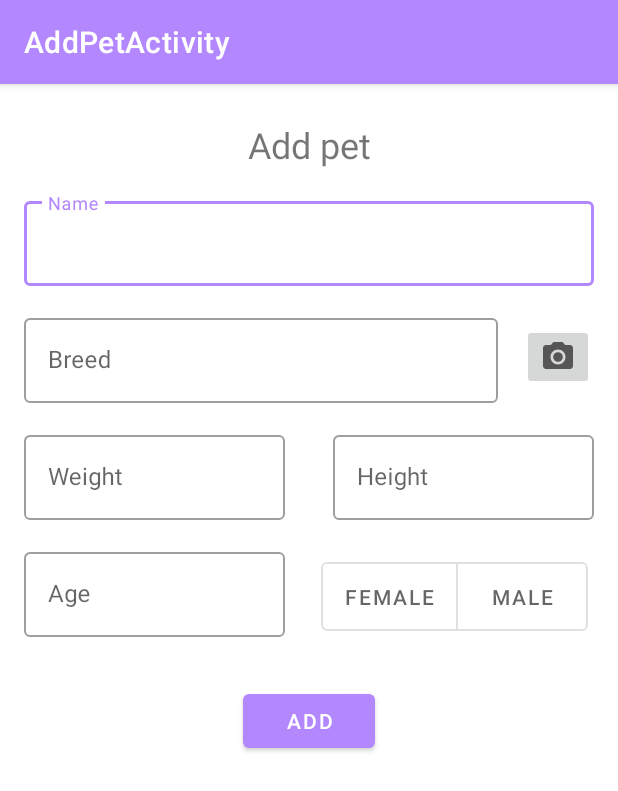
After one commit to ZeleDavid/Dragonhack2021, an Android app: the AddPetActivity screen opened directly, with no data from a screen before it, on a phone screen of 412 x 824 dp. The commit adds this screen. Shown: the top 791 px of the screen. Run offline under Robolectric (Android 15) with nearby library versions, the phone set to English and light mode, and no system bars; our stand-ins replace navigation-ui.

Commit message:
feat: added add pet screen

```diff
--- a/PetPal/app/build.gradle
+++ b/PetPal/app/build.gradle
@@ -43,10 +43,13 @@ dependencies {
     implementation 'androidx.lifecycle:lifecycle-extensions:2.2.0'
     implementation 'androidx.navigation:navigation-fragment-ktx:2.3.5'
     implementation 'androidx.navigation:navigation-ui-ktx:2.3.5'
-    implementation 'com.android.support:recyclerview-v7:28.0.0'
+    implementation 'androidx.wear:wear:1.0.0'
     testImplementation 'junit:junit:4.12'
     androidTestImplementation 'androidx.test.ext:junit:1.1.2'
     androidTestImplementation 'androidx.test.espresso:espresso-core:3.3.0'
     implementation 'com.yarolegovich:discrete-scrollview:1.5.1'
+    implementation 'com.google.android.material:material:1.2.1'
+    implementation 'com.squareup.retrofit2:retrofit:2.1.0'
+    implementation 'com.squareup.retrofit2:converter-gson:2.1.0'
 
 }
--- a/PetPal/app/src/main/AndroidManifest.xml
+++ b/PetPal/app/src/main/AndroidManifest.xml
@@ -9,6 +9,10 @@
         android:roundIcon="@mipmap/ic_launcher_round"
         android:supportsRtl="true"
         android:theme="@style/AppTheme">
+
+        <activity
+            android:name=".ui.activity.AddPetActivity"
+            android:label="@string/title_activity_add_pet"></activity>
         <activity
             android:name=".ui.activity.MainActivity"
             android:label="@string/app_name">
--- /dev/null
+++ b/PetPal/app/src/main/java/si/dragonhack/petpal/ui/activity/AddPetActivity.kt
@@ -0,0 +1,42 @@
+package si.dragonhack.petpal.ui.activity
+
+import android.content.Context
+import android.os.Bundle
+import android.util.AttributeSet
+import android.util.Log
+import android.view.View
+import android.widget.ArrayAdapter
+import android.widget.AutoCompleteTextView
+import com.google.android.material.bottomnavigation.BottomNavigationView
+import androidx.appcompat.app.AppCompatActivity
+import androidx.core.content.ContentProviderCompat.requireContext
+import androidx.navigation.findNavController
+import androidx.navigation.ui.AppBarConfiguration
+import androidx.navigation.ui.setupActionBarWithNavController
+import androidx.navigation.ui.setupWithNavController
+import kotlinx.android.synthetic.main.activity_add_pet.*
+import si.dragonhack.petpal.R
+
+class AddPetActivity : AppCompatActivity() {
+
+    override fun onCreate(savedInstanceState: Bundle?) {
+        super.onCreate(savedInstanceState)
+        setContentView(R.layout.activity_add_pet)
+
+        sex_toggle.setSingleSelection(true)
+        sex_toggle.addOnButtonCheckedListener { toggleButton, checkedId, isChecked ->
+            if(checkedId == R.id.female_button){
+                Log.i("SEX", "female")
+            }
+            else{
+                Log.i("SEX", "male")
+            }
+        }
+        add_pet_button.setOnClickListener {
+            addPet()
+        }
+    }
+    fun addPet(){
+
+    }
+}
--- a/PetPal/app/src/main/java/si/dragonhack/petpal/ui/fragment/HomeFragment.kt
+++ b/PetPal/app/src/main/java/si/dragonhack/petpal/ui/fragment/HomeFragment.kt
@@ -1,5 +1,6 @@
 package si.dragonhack.petpal.ui.fragment
 
+import android.content.Intent
 import android.os.Bundle
 import android.util.Log
 import android.view.LayoutInflater
@@ -18,6 +19,7 @@ import si.dragonhack.petpal.R
 import si.dragonhack.petpal.data.models.Pet
 import si.dragonhack.petpal.data.viewmodel.HomeViewModel
 import si.dragonhack.petpal.data.viewmodel.YourPetViewmodel
+import si.dragonhack.petpal.ui.activity.AddPetActivity
 import si.dragonhack.petpal.ui.adapter.OnItemChangedListener
 import si.dragonhack.petpal.ui.adapter.YourPetDataAdapter
 import si.dragonhack.petpal.ui.adapter.YourPetDataViewHolder
@@ -48,6 +50,10 @@ class HomeFragment : Fragment(), DiscreteScrollView.OnItemChangedListener<YourPe
         yourPetViewModel.getSelectedPet().observe(viewLifecycleOwner, Observer {
             updateYourPetInfo(it)
         })
+        add_pet_button.setOnClickListener {
+            val intent = Intent(this.context, AddPetActivity::class.java)
+            startActivity(intent)
+        }
     }
 
     private fun updateYourPetInfo(pet: Pet?) {
--- /dev/null
+++ b/PetPal/app/src/main/res/drawable/ic_add.xml
@@ -0,0 +1,10 @@
+<vector xmlns:android="http://schemas.android.com/apk/res/android"
+    android:width="24dp"
+    android:height="24dp"
+    android:viewportWidth="24"
+    android:viewportHeight="24"
+    android:tint="?attr/colorControlNormal">
+  <path
+      android:fillColor="@android:color/white"
+      android:pathData="M19,13h-6v6h-2v-6H5v-2h6V5h2v6h6v2z"/>
+</vector>
--- /dev/null
+++ b/PetPal/app/src/main/res/drawable/ic_camera.xml
@@ -0,0 +1,13 @@
+<vector xmlns:android="http://schemas.android.com/apk/res/android"
+    android:width="24dp"
+    android:height="24dp"
+    android:viewportWidth="24"
+    android:viewportHeight="24"
+    android:tint="?attr/colorControlNormal">
+  <path
+      android:fillColor="@android:color/white"
+      android:pathData="M12,12m-3.2,0a3.2,3.2 0,1 1,6.4 0a3.2,3.2 0,1 1,-6.4 0"/>
+  <path
+      android:fillColor="@android:color/white"
+      android:pathData="M9,2L7.17,4L4,4c-1.1,0 -2,0.9 -2,2v12c0,1.1 0.9,2 2,2h16c1.1,0 2,-0.9 2,-2L22,6c0,-1.1 -0.9,-2 -2,-2h-3.17L15,2L9,2zM12,17c-2.76,0 -5,-2.24 -5,-5s2.24,-5 5,-5 5,2.24 5,5 -2.24,5 -5,5z"/>
+</vector>
--- a/PetPal/app/src/main/res/drawable/rounded_corners.xml
+++ b/PetPal/app/src/main/res/drawable/rounded_corners.xml
@@ -1,6 +1,6 @@
 <?xml version="1.0" encoding="UTF-8"?>
 <shape xmlns:android="http://schemas.android.com/apk/res/android">
-    <solid android:color="#B388FF"/>
+    <solid android:color="@color/colorPrimary"/>
     <corners android:bottomLeftRadius="120dp"/>
     <padding android:left="0dp" android:top="0dp" android:right="0dp" android:bottom="0dp" />
 </shape>
--- /dev/null
+++ b/PetPal/app/src/main/res/layout/activity_add_pet.xml
@@ -0,0 +1,185 @@
+<?xml version="1.0" encoding="utf-8"?>
+<androidx.constraintlayout.widget.ConstraintLayout xmlns:android="http://schemas.android.com/apk/res/android"
+    xmlns:app="http://schemas.android.com/apk/res-auto"
+    xmlns:tools="http://schemas.android.com/tools"
+    android:id="@+id/container"
+    android:layout_width="match_parent"
+    android:layout_height="match_parent">
+
+    <TextView
+        android:id="@+id/textView"
+        android:layout_width="wrap_content"
+        android:layout_height="wrap_content"
+        android:layout_marginTop="24dp"
+        android:text="Add pet"
+        android:textSize="24sp"
+        app:layout_constraintEnd_toEndOf="parent"
+        app:layout_constraintStart_toStartOf="parent"
+        app:layout_constraintTop_toTopOf="parent" />
+
+    <com.google.android.material.textfield.TextInputLayout
+        android:id="@+id/outlinedTextField"
+        style="@style/Widget.MaterialComponents.TextInputLayout.OutlinedBox"
+        android:layout_width="match_parent"
+        android:layout_height="wrap_content"
+        android:layout_marginStart="16dp"
+        android:layout_marginTop="16dp"
+        android:layout_marginEnd="16dp"
+        android:hint="Name"
+        app:layout_constraintEnd_toEndOf="parent"
+        app:layout_constraintStart_toStartOf="parent"
+        app:layout_constraintTop_toBottomOf="@+id/textView">
+
+        <com.google.android.material.textfield.TextInputEditText
+            android:layout_width="match_parent"
+            android:layout_height="wrap_content" />
+
+    </com.google.android.material.textfield.TextInputLayout>
+
+    <com.google.android.material.textfield.TextInputLayout
+    android:id="@+id/outlinedTextField2"
+    style="@style/Widget.MaterialComponents.TextInputLayout.OutlinedBox"
+    android:layout_width="0dp"
+    android:layout_height="wrap_content"
+    android:layout_marginStart="16dp"
+    android:layout_marginTop="16dp"
+    android:layout_marginEnd="16dp"
+    android:hint="Breed"
+    app:layout_constraintEnd_toStartOf="@+id/imageButton"
+    app:layout_constraintStart_toStartOf="parent"
+    app:layout_constraintTop_toBottomOf="@+id/outlinedTextField">
+
+        <com.google.android.material.textfield.TextInputEditText
+            app:suffixText="kg"
+            android:layout_width="match_parent"
+            android:layout_height="wrap_content" />
+
+    </com.google.android.material.textfield.TextInputLayout>
+
+    <ImageButton
+        android:id="@+id/imageButton"
+        android:layout_width="wrap_content"
+        android:layout_height="wrap_content"
+        android:layout_marginEnd="16dp"
+        android:src="@drawable/ic_camera"
+        app:layout_constraintBottom_toBottomOf="@+id/outlinedTextField2"
+        app:layout_constraintEnd_toEndOf="parent"
+        app:layout_constraintTop_toTopOf="@+id/outlinedTextField2" />
+
+    <LinearLayout
+        android:id="@+id/linearLayout1"
+        android:layout_width="0dp"
+        android:layout_height="wrap_content"
+        android:layout_marginTop="16dp"
+        android:layout_marginEnd="16dp"
+        android:gravity="center_vertical"
+        android:orientation="horizontal"
+        android:weightSum="1"
+        app:layout_constraintEnd_toEndOf="parent"
+        app:layout_constraintStart_toStartOf="parent"
+        app:layout_constraintTop_toBottomOf="@+id/linearLayout">
+
+        <com.google.android.material.textfield.TextInputLayout
+            android:id="@+id/outlinedTextField31"
+            style="@style/Widget.MaterialComponents.TextInputLayout.OutlinedBox"
+            android:layout_width="0dp"
+            android:layout_height="wrap_content"
+            android:layout_marginStart="16dp"
+            android:layout_weight="0.5"
+            android:baselineAligned="false"
+            android:gravity="center_vertical"
+            android:hint="Age"
+            android:paddingEnd="24px"
+            app:suffixText="kg">
+
+            <com.google.android.material.textfield.TextInputEditText
+                android:layout_width="match_parent"
+                android:layout_height="match_parent" />
+
+        </com.google.android.material.textfield.TextInputLayout>
+
+        <com.google.android.material.button.MaterialButtonToggleGroup
+            android:id="@+id/sex_toggle"
+            android:layout_width="0dp"
+            android:layout_height="match_parent"
+            android:layout_marginTop="4dp"
+            android:layout_weight="0.5"
+            android:paddingStart="8dp"
+            app:checkedButton="@id/female_button"
+            app:selectionRequired="true">
+
+            <Button
+                android:id="@+id/female_button"
+                style="?attr/materialButtonOutlinedStyle"
+                android:layout_width="wrap_content"
+                android:layout_height="match_parent"
+                android:text="Female" />
+
+            <Button
+                android:id="@+id/male_button"
+                style="?attr/materialButtonOutlinedStyle"
+                android:layout_width="wrap_content"
+                android:layout_height="match_parent"
+                android:text="Male" />
+        </com.google.android.material.button.MaterialButtonToggleGroup>
+
+    </LinearLayout>
+
+    <LinearLayout
+        android:id="@+id/linearLayout"
+        android:layout_width="0dp"
+        android:layout_height="wrap_content"
+        android:layout_marginTop="16dp"
+        android:orientation="horizontal"
+        android:weightSum="1"
+        app:layout_constraintEnd_toEndOf="parent"
+        app:layout_constraintStart_toStartOf="parent"
+        app:layout_constraintTop_toBottomOf="@+id/outlinedTextField2">
+
+        <com.google.android.material.textfield.TextInputLayout
+            android:id="@+id/outlinedTextField3"
+            style="@style/Widget.MaterialComponents.TextInputLayout.OutlinedBox"
+            android:layout_width="0dp"
+            android:layout_height="wrap_content"
+            android:layout_marginStart="16dp"
+            android:layout_weight="0.5"
+            android:hint="Weight"
+            android:paddingEnd="24px"
+            app:suffixText="kg">
+
+            <com.google.android.material.textfield.TextInputEditText
+                android:layout_width="match_parent"
+                android:layout_height="wrap_content" />
+
+        </com.google.android.material.textfield.TextInputLayout>
+
+        <com.google.android.material.textfield.TextInputLayout
+            android:id="@+id/outlinedTextField4"
+            style="@style/Widget.MaterialComponents.TextInputLayout.OutlinedBox"
+            android:layout_width="0dp"
+            android:layout_height="wrap_content"
+            android:layout_marginEnd="16dp"
+            android:layout_weight="0.5"
+            android:hint="Height"
+            android:paddingStart="24px"
+            app:suffixText="cm">
+
+            <com.google.android.material.textfield.TextInputEditText
+                android:layout_width="match_parent"
+                android:layout_height="wrap_content" />
+
+        </com.google.android.material.textfield.TextInputLayout>
+
+    </LinearLayout>
+
+    <Button
+        android:id="@+id/add_pet_button"
+        android:layout_width="wrap_content"
+        android:layout_height="wrap_content"
+        android:layout_marginTop="32dp"
+        android:text="add"
+        app:layout_constraintEnd_toEndOf="parent"
+        app:layout_constraintStart_toStartOf="parent"
+        app:layout_constraintTop_toBottomOf="@+id/linearLayout1" />
+
+</androidx.constraintlayout.widget.ConstraintLayout>
--- a/PetPal/app/src/main/res/layout/fragment_home.xml
+++ b/PetPal/app/src/main/res/layout/fragment_home.xml
@@ -5,6 +5,19 @@
     android:layout_width="match_parent"
     android:layout_height="match_parent"
     tools:context=".ui.fragment.HomeFragment">
+
+    <com.google.android.material.floatingactionbutton.FloatingActionButton
+        android:id="@+id/add_pet_button"
+        android:layout_width="wrap_content"
+        android:layout_height="wrap_content"
+        android:layout_marginEnd="24dp"
+        android:layout_marginBottom="24dp"
+        android:clickable="true"
+        android:src="@drawable/ic_add"
+        android:tint="#FFFFFF"
+        app:fabSize="auto"
+        app:layout_constraintBottom_toBottomOf="parent"
+        app:layout_constraintEnd_toEndOf="parent" />
 
     <androidx.constraintlayout.widget.ConstraintLayout
         android:id="@+id/constraintLayout"
@@ -37,14 +50,12 @@
 
         <LinearLayout
             android:layout_width="0dp"
-            android:layout_height="0dp"
+            android:layout_height="wrap_content"
             android:layout_marginStart="24dp"
             android:layout_marginTop="24dp"
             android:layout_marginEnd="24dp"
-            android:layout_marginBottom="24dp"
             android:divider="@drawable/divider"
             android:orientation="vertical"
-            app:layout_constraintBottom_toBottomOf="parent"
             app:layout_constraintEnd_toEndOf="parent"
             app:layout_constraintStart_toStartOf="parent"
             app:layout_constraintTop_toTopOf="parent">
@@ -224,6 +235,7 @@
             </androidx.constraintlayout.widget.ConstraintLayout>
 
         </LinearLayout>
+
     </androidx.constraintlayout.widget.ConstraintLayout>
 
 </androidx.constraintlayout.widget.ConstraintLayout>
--- /dev/null
+++ b/PetPal/app/src/main/res/layout/list_item.xml
@@ -0,0 +1,18 @@
+<?xml version="1.0" encoding="utf-8"?>
+<androidx.constraintlayout.widget.ConstraintLayout
+    xmlns:android="http://schemas.android.com/apk/res/android"
+    xmlns:app="http://schemas.android.com/apk/res-auto"
+    android:layout_width="match_parent"
+    android:layout_height="match_parent">
+
+    <TextView
+        android:layout_width="0dp"
+        android:layout_height="wrap_content"
+        android:ellipsize="end"
+        android:maxLines="1"
+        android:padding="16dp"
+        android:textAppearance="?attr/textAppearanceSubtitle1"
+        app:layout_constraintEnd_toEndOf="parent"
+        app:layout_constraintStart_toStartOf="parent"
+        app:layout_constraintTop_toTopOf="parent" />
+</androidx.constraintlayout.widget.ConstraintLayout>
--- a/PetPal/app/src/main/res/layout/your_pet_list_item.xml
+++ b/PetPal/app/src/main/res/layout/your_pet_list_item.xml
@@ -49,6 +49,7 @@
                     android:layout_height="wrap_content"
                     android:layout_marginStart="24dp"
                     android:layout_marginTop="24dp"
+                    android:shadowColor="#393939"
                     android:text="Miki"
                     android:textColor="#171616"
                     android:textSize="36sp"
--- /dev/null
+++ b/PetPal/app/src/main/res/menu/sex_menu.xml
@@ -0,0 +1,7 @@
+<?xml version="1.0" encoding="utf-8"?>
+<menu xmlns:android="http://schemas.android.com/apk/res/android">
+    <item android:id="@+id/option_1"
+        android:title="Male" />
+    <item android:id="@+id/option_2"
+        android:title="Female" />
+</menu>
--- /dev/null
+++ b/PetPal/app/src/main/res/values-round/strings.xml
@@ -0,0 +1,3 @@
+<resources>
+    <string name="hello_world">Hello Round World!</string>
+</resources>
--- a/PetPal/app/src/main/res/values/colors.xml
+++ b/PetPal/app/src/main/res/values/colors.xml
@@ -1,6 +1,6 @@
 <?xml version="1.0" encoding="utf-8"?>
 <resources>
-    <color name="colorPrimary">#6200EE</color>
-    <color name="colorPrimaryDark">#3700B3</color>
-    <color name="colorAccent">#03DAC5</color>
+    <color name="colorPrimary">#B388FF</color>
+    <color name="colorPrimaryDark">#8565BF</color>
+    <color name="colorAccent">#FF8A80</color>
 </resources>
--- a/PetPal/app/src/main/res/values/dimens.xml
+++ b/PetPal/app/src/main/res/values/dimens.xml
@@ -2,4 +2,16 @@
     <!-- Default screen margins, per the Android Design guidelines. -->
     <dimen name="activity_horizontal_margin">16dp</dimen>
     <dimen name="activity_vertical_margin">16dp</dimen>
+    <!--
+    Because the window insets on round devices are larger than 15dp, this padding only applies
+    to square screens.
+    -->
+    <dimen name="box_inset_layout_padding">0dp</dimen>
+
+    <!--
+    This padding applies to both square and round screens. The total padding between the buttons
+    and the window insets is box_inset_layout_padding (above variable) on square screens and
+    inner_frame_layout_padding (below variable) on round screens.
+    -->
+    <dimen name="inner_frame_layout_padding">5dp</dimen>
 </resources>
--- a/PetPal/app/src/main/res/values/strings.xml
+++ b/PetPal/app/src/main/res/values/strings.xml
@@ -3,4 +3,10 @@
     <string name="title_home">Home</string>
     <string name="title_dashboard">Dashboard</string>
     <string name="title_notifications">Notifications</string>
+    <string name="title_activity_add_pet">AddPetActivity</string>
+    <!--
+    This string is used for square devices and overridden by hello_world in
+    values-round/strings.xml for round devices.
+    -->
+    <string name="hello_world">Hello Square World!</string>
 </resources>
--- a/PetPal/app/src/main/res/values/styles.xml
+++ b/PetPal/app/src/main/res/values/styles.xml
@@ -1,10 +1,11 @@
 <resources>
     <!-- Base application theme. -->
-    <style name="AppTheme" parent="Theme.AppCompat.Light.DarkActionBar">
+    <style name="AppTheme" parent="Theme.MaterialComponents.Light.DarkActionBar">
         <!-- Customize your theme here. -->
         <item name="colorPrimary">@color/colorPrimary</item>
         <item name="colorPrimaryDark">@color/colorPrimaryDark</item>
         <item name="colorAccent">@color/colorAccent</item>
+        <item name="colorSecondary">@color/colorAccent</item>
     </style>
 
 </resources>
```
